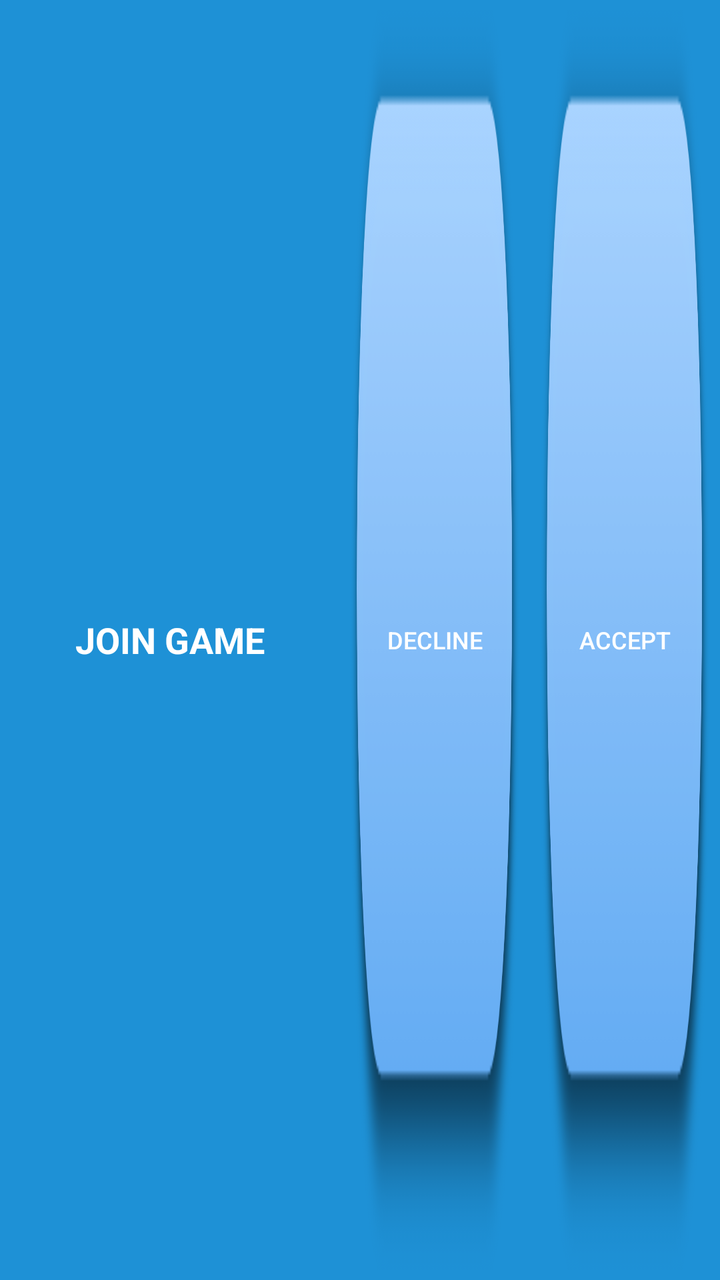
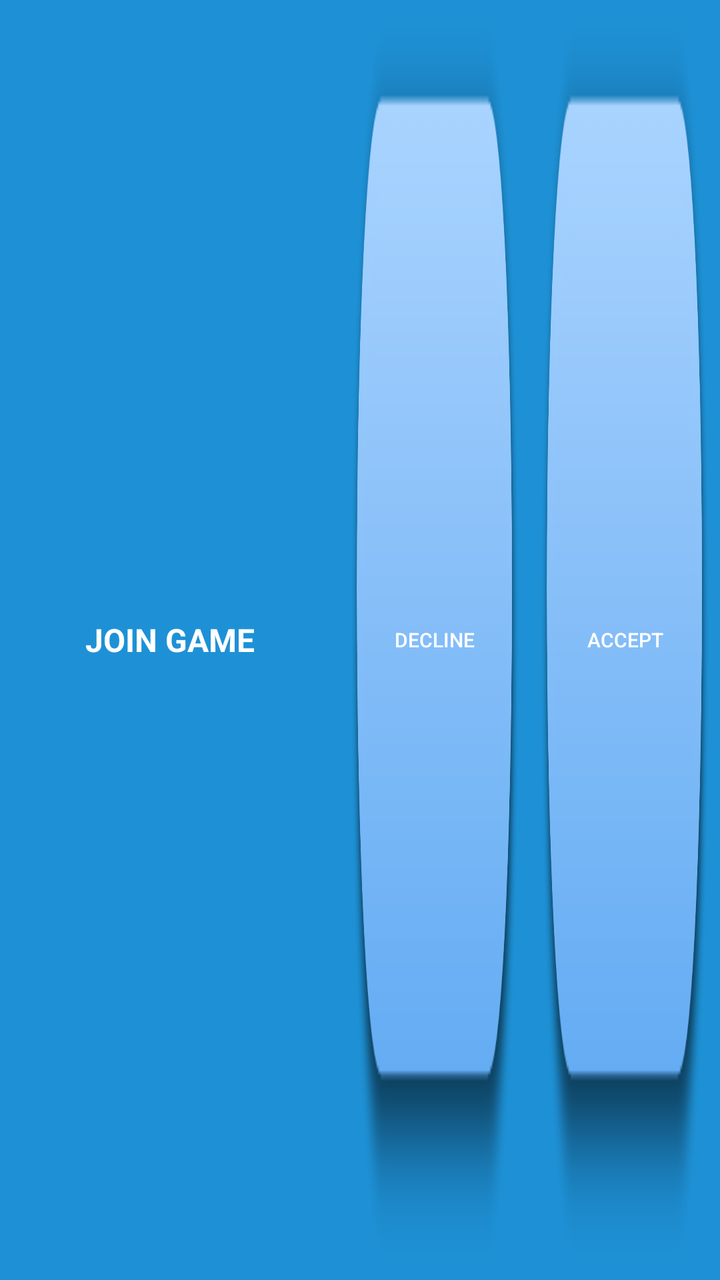

Two renders of the same Android screen: before a commit and after it. Below are the layout's source before the change and the commit's diff.
<!-- AndroidManifest.xml: application theme AppTheme -->
<!-- res/layout/activity_invite_small.xml -->
<?xml version="1.0" encoding="utf-8"?>
<LinearLayout xmlns:android="http://schemas.android.com/apk/res/android"
    android:layout_width="match_parent"
    android:layout_height="40dp"
    android:background="@color/color2"
    android:orientation="horizontal"
    android:weightSum="100">

    <TextView
        android:id="@+id/incoming_invitation_text"
        android:layout_width="0dp"
        android:layout_height="match_parent"
        android:layout_weight="50"
        android:gravity="center"
        android:text="JOIN GAME"
        android:textColor="@color/white"
        android:textSize="18sp"
        android:textStyle="bold" />

    <Button
        android:id="@+id/decline_button"
        android:layout_width="0dp"
        android:layout_height="match_parent"
        android:layout_margin="5dp"
        android:layout_weight="25"
        android:background="@drawable/multiplayer_button"
        android:text="Decline"
        android:textColor="@color/white"
        android:textSize="12sp" />

    <Button
        android:id="@+id/button_accept_popup_invitation"
        android:layout_width="0dp"
        android:layout_height="match_parent"
        android:layout_margin="5dp"
        android:layout_weight="25"
        android:background="@drawable/multiplayer_button"
        android:text="Accept"
        android:textColor="@color/white"
        android:textSize="12sp" />
</LinearLayout>
<!-- resources referenced by this layout -->
<resources>
  <color name="color2">#1e91d6</color>
  <color name="white">#ffffff</color>
  <!-- drawable multiplayer_button (drawable-nodpi) -->
  <?xml version="1.0" encoding="utf-8"?>
  <selector xmlns:android="http://schemas.android.com/apk/res/android">
      
      
      <item android:state_pressed="true" android:drawable="@drawable/orange3dpressed" />
      <item android:drawable="@drawable/orange3d" />
  </selector>
  <style name="AppTheme" parent="Theme.AppCompat.Light.NoActionBar">
      <item name="colorPrimary">@color/colorPrimary</item>
      <item name="colorPrimaryDark">@color/colorPrimaryDark</item>
      <item name="colorAccent">@color/colorAccent</item>
      <item name="preferenceTheme">@style/PreferenceThemeOverlay.v14.Material</item>
  
  </style>
  <!-- drawable orange3dpressed: png bitmap (drawable-nodpi, 13531 bytes) -->
  <!-- drawable orange3d: png bitmap (drawable-nodpi, 12709 bytes) -->
  <color name="colorPrimary">#FFFFFF</color>
  <color name="colorPrimaryDark">#454444</color>
  <color name="colorAccent">#1e91d6</color>
</resources>

<!-- the commit's change to res/layout/activity_invite_small.xml (unified diff, before → after) -->
@@ -14,7 +14,7 @@
         android:gravity="center"
         android:text="JOIN GAME"
         android:textColor="@color/white"
-        android:textSize="18sp"
+        android:textSize="16sp"
         android:textStyle="bold" />
 
     <Button
@@ -26,7 +26,7 @@
         android:background="@drawable/multiplayer_button"
         android:text="Decline"
         android:textColor="@color/white"
-        android:textSize="12sp" />
+        android:textSize="10sp" />
 
     <Button
         android:id="@+id/button_accept_popup_invitation"
@@ -37,5 +37,5 @@
         android:background="@drawable/multiplayer_button"
         android:text="Accept"
         android:textColor="@color/white"
-        android:textSize="12sp" />
+        android:textSize="10sp" />
 </LinearLayout>
